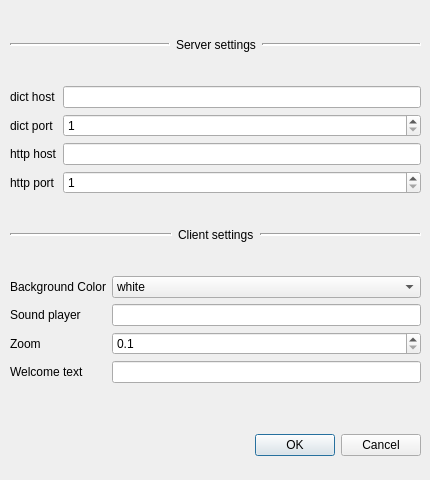
The window that gui_client/ui/setting_dialog.ui (zypangpang/mmdict_client) describes before a commit, drawn with Qt 5.
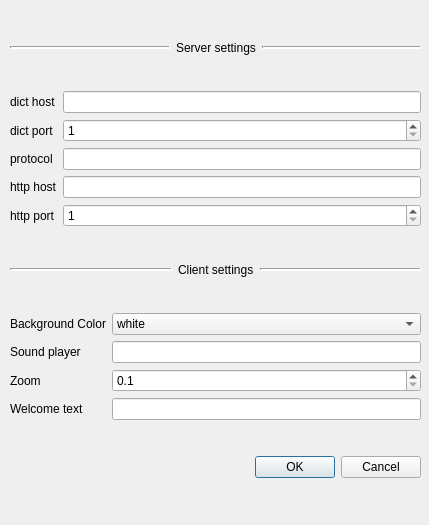
The same window after the commit.

```diff
--- a/gui_client/ui/setting_dialog.ui
+++ b/gui_client/ui/setting_dialog.ui
@@ -9,8 +9,8 @@
    <rect>
     <x>0</x>
     <y>0</y>
-    <width>430</width>
-    <height>480</height>
+    <width>429</width>
+    <height>525</height>
    </rect>
   </property>
   <property name="windowTitle">
@@ -19,29 +19,13 @@
   <property name="modal">
    <bool>true</bool>
   </property>
-  <widget class="QDialogButtonBox" name="buttonBox">
-   <property name="geometry">
-    <rect>
-     <x>10</x>
-     <y>430</y>
-     <width>411</width>
-     <height>31</height>
-    </rect>
-   </property>
-   <property name="orientation">
-    <enum>Qt::Horizontal</enum>
-   </property>
-   <property name="standardButtons">
-    <set>QDialogButtonBox::Cancel|QDialogButtonBox::Ok</set>
-   </property>
-  </widget>
   <widget class="QWidget" name="">
    <property name="geometry">
     <rect>
      <x>10</x>
-     <y>10</y>
+     <y>11</y>
      <width>411</width>
-     <height>401</height>
+     <height>501</height>
     </rect>
    </property>
    <layout class="QVBoxLayout" name="verticalLayout">
@@ -96,36 +80,19 @@
     </item>
     <item>
      <layout class="QGridLayout" name="gridLayout_2">
-      <item row="2" column="1">
+      <item row="0" column="1">
+       <widget class="QLineEdit" name="dict_host_edit"/>
+      </item>
+      <item row="3" column="1">
        <widget class="QLineEdit" name="http_host_edit"/>
       </item>
-      <item row="0" column="0">
-       <widget class="QLabel" name="bg_label_2">
-        <property name="text">
-         <string>dict host</string>
-        </property>
-       </widget>
-      </item>
-      <item row="1" column="1">
-       <widget class="QSpinBox" name="dict_port_box">
-        <property name="minimum">
-         <number>1</number>
-        </property>
-        <property name="maximum">
-         <number>65535</number>
-        </property>
-       </widget>
-      </item>
-      <item row="2" column="0">
+      <item row="3" column="0">
        <widget class="QLabel" name="bg_label_4">
         <property name="text">
          <string>http host</string>
         </property>
        </widget>
       </item>
-      <item row="0" column="1">
-       <widget class="QLineEdit" name="dict_host_edit"/>
-      </item>
       <item row="1" column="0">
        <widget class="QLabel" name="bg_label_3">
         <property name="text">
@@ -133,23 +100,50 @@
         </property>
        </widget>
       </item>
-      <item row="3" column="0">
+      <item row="4" column="1">
+       <widget class="QSpinBox" name="http_port_box">
+        <property name="minimum">
+         <number>1</number>
+        </property>
+        <property name="maximum">
+         <number>65535</number>
+        </property>
+       </widget>
+      </item>
+      <item row="0" column="0">
+       <widget class="QLabel" name="bg_label_2">
+        <property name="text">
+         <string>dict host</string>
+        </property>
+       </widget>
+      </item>
+      <item row="1" column="1">
+       <widget class="QSpinBox" name="dict_port_box">
+        <property name="minimum">
+         <number>1</number>
+        </property>
+        <property name="maximum">
+         <number>65535</number>
+        </property>
+       </widget>
+      </item>
+      <item row="4" column="0">
        <widget class="QLabel" name="bg_label_5">
         <property name="text">
          <string>http port</string>
         </property>
        </widget>
       </item>
-      <item row="3" column="1">
-       <widget class="QSpinBox" name="http_port_box">
-        <property name="minimum">
-         <number>1</number>
-        </property>
-        <property name="maximum">
-         <number>65535</number>
+      <item row="2" column="0">
+       <widget class="QLabel" name="protocal_label">
+        <property name="text">
+         <string>protocol</string>
         </property>
        </widget>
       </item>
+      <item row="2" column="1">
+       <widget class="QLineEdit" name="protocol_edit"/>
+      </item>
      </layout>
     </item>
     <item>
@@ -288,6 +282,16 @@
       </item>
      </layout>
     </item>
+    <item>
+     <widget class="QDialogButtonBox" name="buttonBox">
+      <property name="orientation">
+       <enum>Qt::Horizontal</enum>
+      </property>
+      <property name="standardButtons">
+       <set>QDialogButtonBox::Cancel|QDialogButtonBox::Ok</set>
+      </property>
+     </widget>
+    </item>
    </layout>
   </widget>
  </widget>
```
